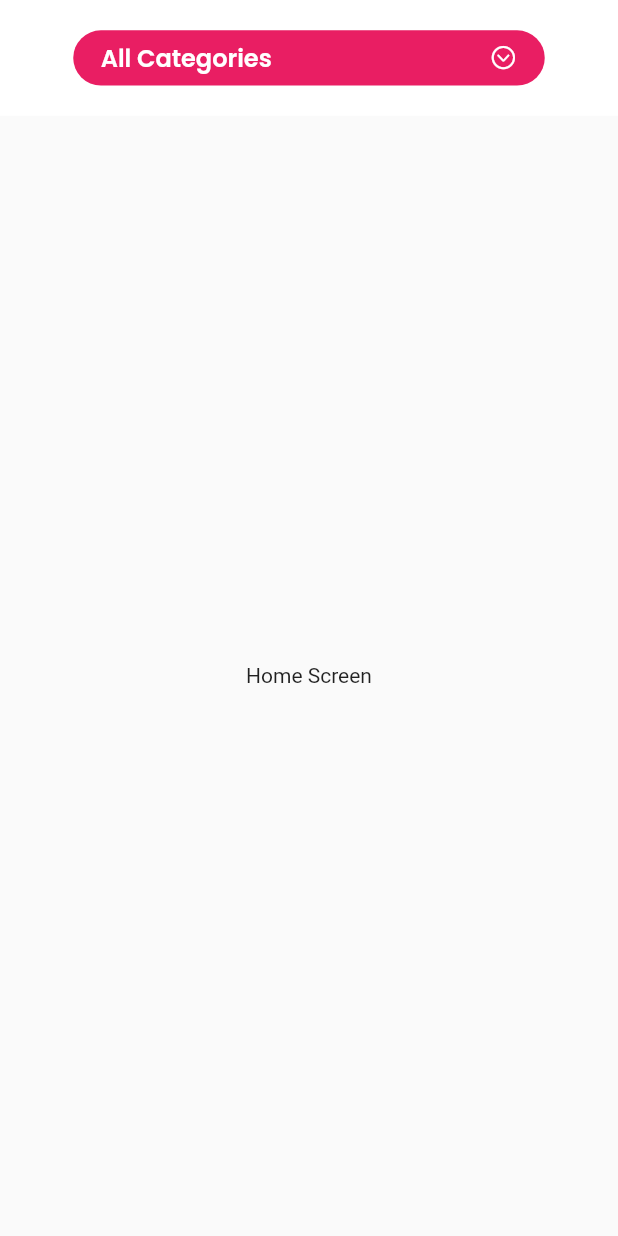
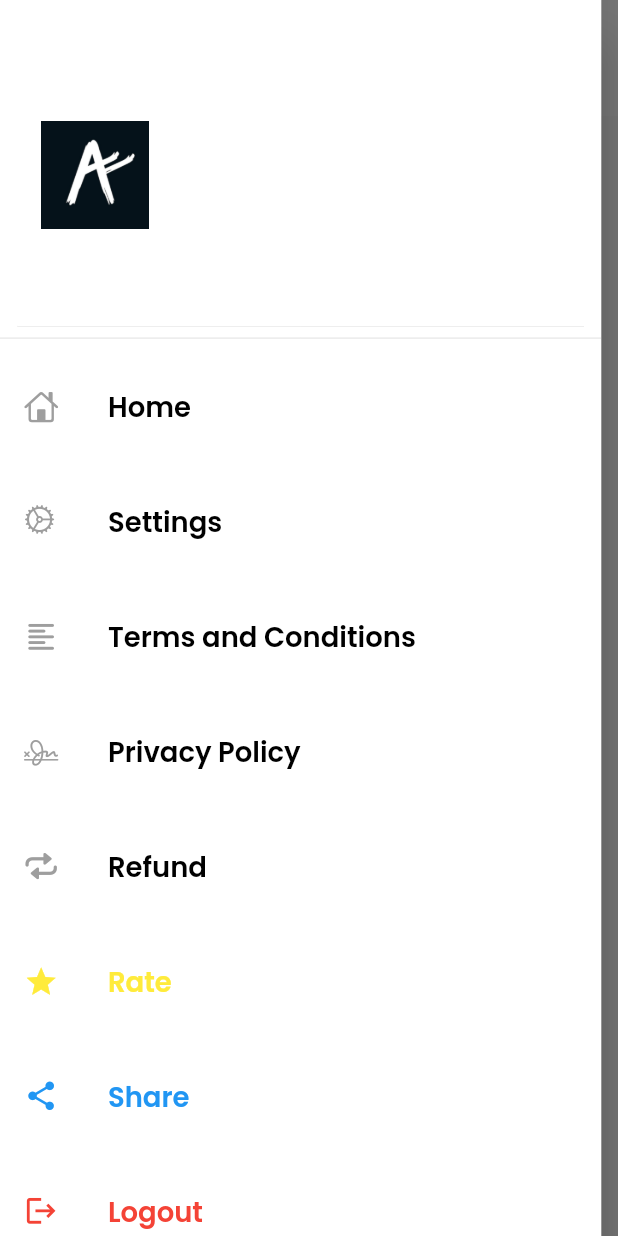
Before and after one commit to ayush-mahawar26/ApniKaksha_Clone_Firebase, a Flutter app: the screen it shows once a user with an empty profile is signed in, with the side drawer open (before the commit the screen has no drawer), on a phone screen of 412 x 824 dp. Run offline on Flutter 3.47's test engine with Material 2 defaults, Android fonts, the light colour scheme and no system bars; our stand-ins replace device_preview, firebase_auth, firebase_core, flutter_screenutil, fluttertoast, google_fonts and 2 more; accounts and stored records are empty.

Commit message:
drawer created and logout completed

```diff
--- a/lib/Screens/Login_Register/Register/asking_info.dart
+++ b/lib/Screens/Login_Register/Register/asking_info.dart
@@ -7,7 +7,6 @@ import 'package:flutter/material.dart';
 import 'package:flutter_screenutil/flutter_screenutil.dart';
 import 'package:fluttertoast/fluttertoast.dart';
 import 'package:google_fonts/google_fonts.dart';
-import 'package:shared_preferences/shared_preferences.dart';
 
 class AskingInfo extends StatefulWidget {
   String phnNumber;
@@ -345,9 +344,6 @@ registerUser(
       user.updateEmail(email);
       user.updatePassword(password);
 
-      SharedPreferences pref = await SharedPreferences.getInstance();
-      pref.setString("email", user.email.toString());
-      print("Logged In HomeScreen");
       Navigator.of(context).pushAndRemoveUntil(
           MaterialPageRoute(builder: (context) => HomeScreen()),
           (route) => false);
--- /dev/null
+++ b/lib/Screens/MainScreen/Widget/drawer.dart
@@ -0,0 +1,163 @@
+// ignore_for_file: prefer_const_constructors, avoid_print
+import 'package:apni_kaksha/Screens/enter_option.dart';
+import 'package:apni_kaksha/wrapper.dart';
+import 'package:firebase_auth/firebase_auth.dart';
+import 'package:flutter/cupertino.dart';
+import 'package:flutter/material.dart';
+import 'package:flutter_screenutil/flutter_screenutil.dart';
+import 'package:google_fonts/google_fonts.dart';
+
+class DrawerWidget {
+  Widget drawer(BuildContext context) {
+    final auth = FirebaseAuth.instance;
+    String? userName = auth.currentUser!.displayName;
+    return SizedBox(
+      width: MediaQuery.of(context).size.width.w * 0.85,
+      child: Drawer(
+          child: Container(
+        color: Colors.white,
+        child: ListView(
+          children: [
+            SizedBox(height: 50.h),
+            DrawerHeader(
+              padding: EdgeInsets.symmetric(horizontal: 10.w),
+              child: UserAccountsDrawerHeader(
+                decoration: BoxDecoration(
+                  color: Colors.white,
+                ),
+                accountName: Text(
+                  userName.toString(),
+                  style: TextStyle(
+                    color: Colors.black,
+                    fontWeight: FontWeight.w600,
+                    fontFamily: GoogleFonts.poppins().fontFamily,
+                    fontSize: 20.sp,
+                  ),
+                ),
+                accountEmail: null,
+                currentAccountPicture: Image(
+                    fit: BoxFit.cover,
+                    image: AssetImage("assets/apnikaksha.png")),
+              ),
+            ),
+            listTileItem(
+                Icon(
+                  CupertinoIcons.home,
+                  size: 20.sp,
+                  color: Colors.grey,
+                ),
+                "Home",
+                null,
+                null, () {
+              print("Home");
+            }),
+            listTileItem(
+                Icon(
+                  CupertinoIcons.settings,
+                  color: Colors.grey,
+                  size: 18.sp,
+                ),
+                "Settings",
+                null,
+                null, () {
+              print("Setting");
+            }),
+            listTileItem(
+                Icon(
+                  Icons.format_align_left_rounded,
+                  size: 20.sp,
+                  color: Colors.grey,
+                ),
+                "Terms and Conditions",
+                null,
+                null, () {
+              print("TNC");
+            }),
+            listTileItem(
+                Icon(
+                  CupertinoIcons.signature,
+                  size: 20.sp,
+                  color: Colors.grey,
+                ),
+                "Privacy Policy",
+                null,
+                null, () {
+              print("Privacy Policy");
+            }),
+            listTileItem(
+                Icon(
+                  CupertinoIcons.repeat,
+                  size: 20.sp,
+                  color: Colors.grey,
+                ),
+                "Refund",
+                null,
+                null, () {
+              print("Refund");
+            }),
+            listTileItem(
+                Icon(
+                  Icons.star,
+                  color: Colors.yellow,
+                  size: 20.sp,
+                ),
+                "Rate",
+                true,
+                Colors.yellow, () {
+              print("Rate");
+            }),
+            listTileItem(
+                Icon(
+                  Icons.share,
+                  color: Colors.blue,
+                  size: 20.sp,
+                ),
+                "Share",
+                true,
+                Colors.blue, () {
+              print("Share");
+            }),
+            listTileItem(
+                Icon(
+                  Icons.logout,
+                  color: Colors.red,
+                  size: 20.sp,
+                ),
+                "Logout",
+                true,
+                Colors.red, () async {
+              await auth.signOut();
+              Navigator.of(context).pushAndRemoveUntil(
+                  MaterialPageRoute(builder: (context) => Wrapper()),
+                  (route) => false);
+            })
+          ],
+        ),
+      )),
+    );
+  }
+}
+
+Widget listTileItem(
+    var icon, String title, bool? custom, Color? color, Function perform) {
+  var poppins = GoogleFonts.poppins().fontFamily;
+
+  return Padding(
+    padding: EdgeInsets.symmetric(vertical: 8.h),
+    child: ListTile(
+      onTap: () {
+        perform();
+      },
+      leading: icon,
+      title: Text(
+        title,
+        style: TextStyle(
+          color: (custom == true) ? color : Colors.black,
+          fontSize: 16.sp,
+          fontFamily: poppins,
+          fontWeight: FontWeight.w600,
+        ),
+      ),
+    ),
+  );
+}
--- a/lib/Screens/MainScreen/home.dart
+++ b/lib/Screens/MainScreen/home.dart
@@ -1,5 +1,6 @@
 // ignore_for_file: prefer_const_constructors
 
+import 'package:apni_kaksha/Screens/MainScreen/Widget/drawer.dart';
 import 'package:apni_kaksha/Screens/MainScreen/category_page.dart';
 import 'package:flutter/cupertino.dart';
 import 'package:flutter/material.dart';
@@ -20,12 +21,25 @@ class _HomeScreenState extends State<HomeScreen> {
   Widget build(BuildContext context) {
     return SafeArea(
       child: Scaffold(
+        drawer: DrawerWidget().drawer(context),
         appBar: AppBar(
           toolbarHeight: 60.h,
           backgroundColor: Colors.white,
           elevation: 0,
           centerTitle: true,
+          iconTheme: IconThemeData(color: Colors.black),
 
+          actions: [
+            InkWell(
+              child: Icon(
+                CupertinoIcons.bell,
+                size: 20.sp,
+              ),
+            ),
+            SizedBox(
+              width: 20.w,
+            )
+          ],
           // Take to the Caterogy page
           title: InkWell(
             onTap: () {
@@ -33,7 +47,7 @@ class _HomeScreenState extends State<HomeScreen> {
                   .push(MaterialPageRoute(builder: (_) => Category()));
             },
             child: Container(
-              width: MediaQuery.of(context).size.width.w / 1.5,
+              width: MediaQuery.of(context).size.width.w * 0.5,
               decoration: BoxDecoration(
                 color: Colors.pink,
                 borderRadius: BorderRadius.circular(25.r),
@@ -53,6 +67,7 @@ class _HomeScreenState extends State<HomeScreen> {
                     Icon(
                       CupertinoIcons.chevron_down_circle,
                       size: 16.sp,
+                      color: Colors.white,
                     )
                   ],
                 ),
--- a/lib/Screens/Services/auth_services.dart
+++ b/lib/Screens/Services/auth_services.dart
@@ -1,6 +1,5 @@
 import 'package:apni_kaksha/Screens/MainScreen/home.dart';
 import 'package:firebase_auth/firebase_auth.dart';
-import 'package:firebase_core/firebase_core.dart';
 import 'package:flutter/cupertino.dart';
 import 'package:flutter_screenutil/flutter_screenutil.dart';
 import 'package:flutter/material.dart';
@@ -10,7 +9,7 @@ import 'package:shared_preferences/shared_preferences.dart';
 class AuthService {
   final _auth = FirebaseAuth.instance;
 
-  // Stayed Login Stream
+  // Stayed Login Stream -> For stayed login
   Stream<User?> get userCheck {
     return _auth.authStateChanges().map((event) => _auth.currentUser);
   }
--- a/lib/main.dart
+++ b/lib/main.dart
@@ -1,17 +1,13 @@
 // ignore_for_file: prefer_const_constructors, unnecessary_null_comparison
-import 'package:apni_kaksha/Screens/MainScreen/home.dart';
+
 import 'package:apni_kaksha/Screens/Services/auth_services.dart';
-import 'package:apni_kaksha/Screens/enter_option.dart';
 import 'package:apni_kaksha/wrapper.dart';
 import 'package:device_preview/device_preview.dart';
-import 'package:firebase_auth/firebase_auth.dart';
 import 'package:firebase_core/firebase_core.dart';
 import 'package:flutter/foundation.dart';
 import 'package:flutter/material.dart';
 import 'package:flutter/services.dart';
-import 'package:flutter_screenutil/flutter_screenutil.dart';
 import 'package:provider/provider.dart';
-import 'package:shared_preferences/shared_preferences.dart';
 
 void main() async {
   WidgetsFlutterBinding.ensureInitialized();
--- a/pubspec.yaml
+++ b/pubspec.yaml
@@ -40,7 +40,6 @@ dependencies:
   google_fonts: ^2.1.0
   otp_text_field: ^1.1.1
   page_transition: ^2.0.4
-  shared_preferences: ^2.0.8
   url_launcher: ^6.0.12
   provider: ^5.0.0
 
```
Also changed, not shown: pubspec.lock.
